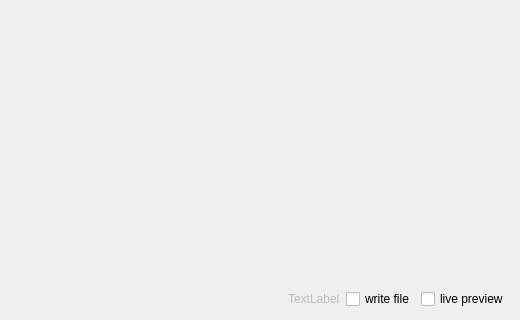
kkucc/sr400, file main.ui: the form before one commit; both pictures show x 102 to 622 and y 240 to 560 of the 622 by 560 pixel window.
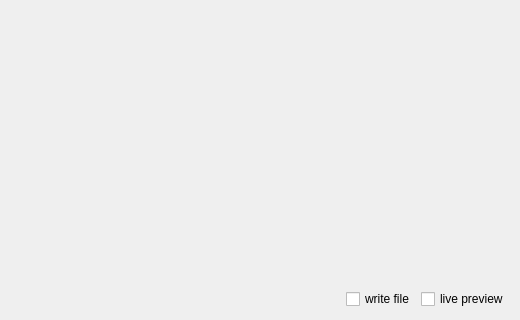
The form after the commit.

Commit message: fixed text label

```diff
--- a/main.ui
+++ b/main.ui
@@ -180,8 +180,20 @@
        <property name="enabled">
         <bool>false</bool>
        </property>
+       <property name="sizePolicy">
+        <sizepolicy hsizetype="Minimum" vsizetype="Preferred">
+         <horstretch>0</horstretch>
+         <verstretch>0</verstretch>
+        </sizepolicy>
+       </property>
+       <property name="minimumSize">
+        <size>
+         <width>200</width>
+         <height>0</height>
+        </size>
+       </property>
        <property name="text">
-        <string>TextLabel</string>
+        <string/>
        </property>
       </widget>
      </item>
```
